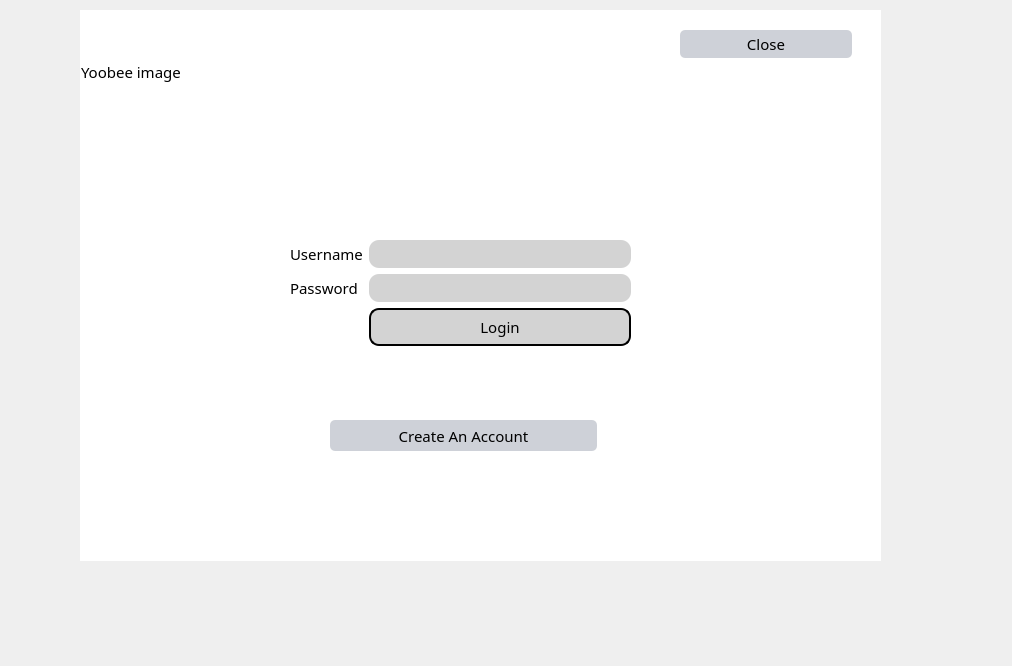
Before: the Qt Designer form NewWindowChur/loginscreen.ui in jandrealyn/LibraryQtSystem, drawn with Qt 5.
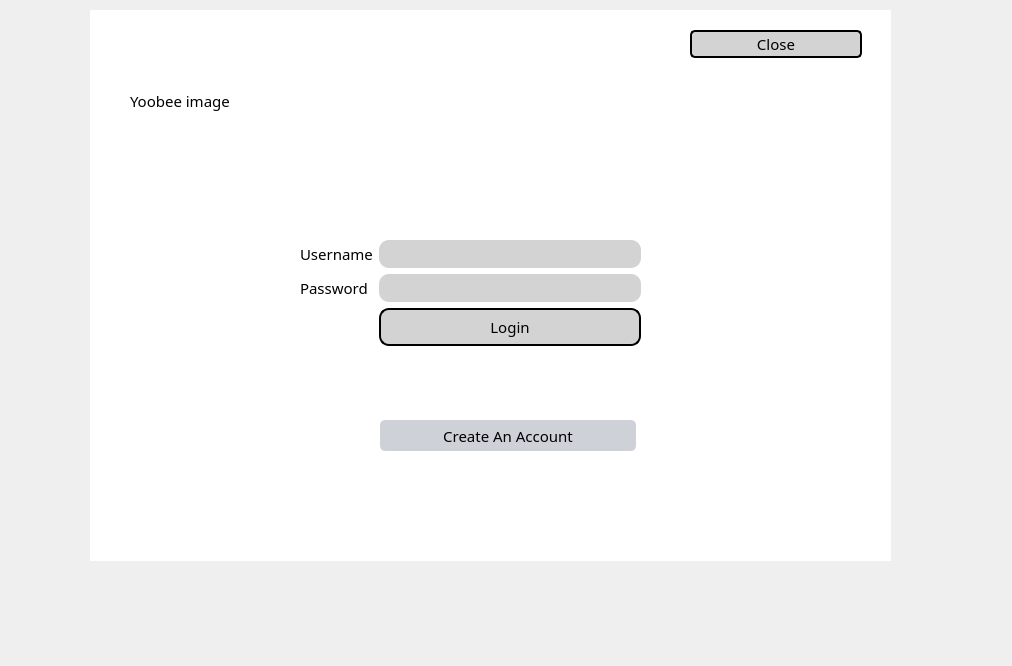
After: the same form once the commit is applied.

Diff of the .ui file:
```diff
--- a/NewWindowChur/loginscreen.ui
+++ b/NewWindowChur/loginscreen.ui
@@ -16,7 +16,7 @@
   <widget class="QFrame" name="gridFrame_3">
    <property name="geometry">
     <rect>
-     <x>80</x>
+     <x>90</x>
      <y>10</y>
      <width>801</width>
      <height>551</height>
@@ -54,8 +54,8 @@
    <widget class="QLabel" name="img_2">
     <property name="geometry">
      <rect>
-      <x>1</x>
-      <y>1</y>
+      <x>40</x>
+      <y>30</y>
       <width>341</width>
       <height>121</height>
      </rect>
@@ -67,7 +67,7 @@
      <string>Yoobee image</string>
     </property>
    </widget>
-   <widget class="QPushButton" name="close_4">
+   <widget class="QPushButton" name="close">
     <property name="geometry">
      <rect>
       <x>600</x>
@@ -151,9 +151,9 @@
    <widget class="QPushButton" name="Create">
     <property name="geometry">
      <rect>
-      <x>250</x>
+      <x>290</x>
       <y>410</y>
-      <width>267</width>
+      <width>256</width>
       <height>31</height>
      </rect>
     </property>
```
